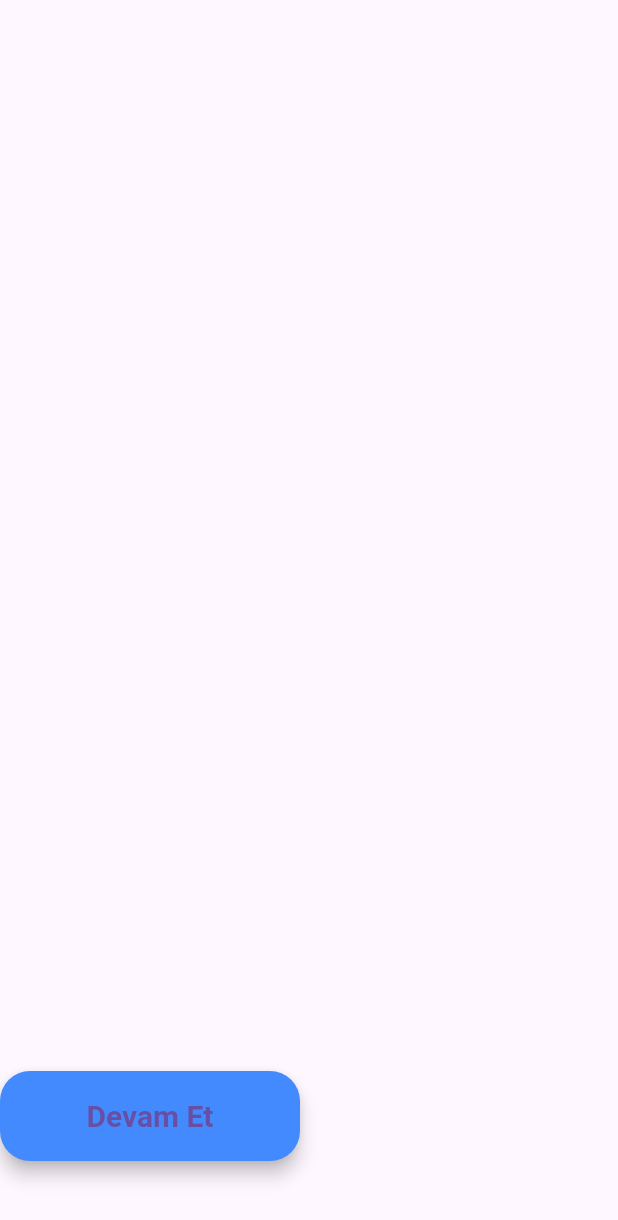
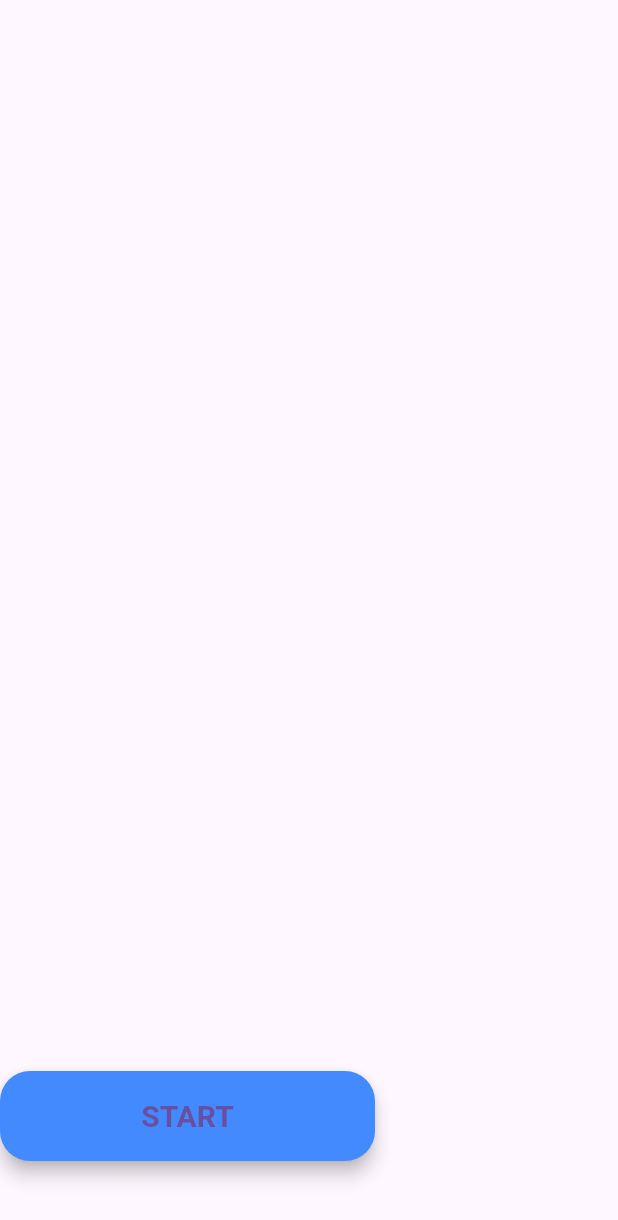
Before and after one commit to Team7466/FRC-Manager, a Flutter app: the screen it shows after launch, on a phone screen of 412 x 824 dp. Shown: the top 1220 px of the screen. Run offline on Flutter 3.47's test engine with Material 3 defaults, Android fonts, the light colour scheme and no system bars.

Commit message:
alignmenthatası

```diff
--- a/lib/main.dart
+++ b/lib/main.dart
@@ -22,19 +22,19 @@ class LoginPage extends StatelessWidget {
   @override
   Widget build(BuildContext context) {
     return Scaffold(
-      body: Column(
-        mainAxisAlignment: MainAxisAlignment.end, // Aşağıya yasla
-        children: [
-          Padding(
-            padding: const EdgeInsets.only(bottom: 50), // Alttan boşluk
-            child: SizedBox(
-              width: 200,
-              height: 60,
+      body: Padding(
+        padding: const EdgeInsets.only(bottom: 50), // Buton biraz yukarıda dursun
+        child: Column(
+          mainAxisAlignment: MainAxisAlignment.end, // En alta hizala
+          children: [
+            SizedBox(
+              width: 250, // Buton genişliği
+              height: 60, // Buton yüksekliği
               child: ElevatedButton(
                 style: ElevatedButton.styleFrom(
-                  backgroundColor: Colors.blueAccent,
+                  backgroundColor: Colors.blueAccent, // Renk
                   shape: RoundedRectangleBorder(
-                    borderRadius: BorderRadius.circular(20),
+                    borderRadius: BorderRadius.circular(20), // Yuvarlatılmış köşeler
                   ),
                   elevation: 5,
                   textStyle: const TextStyle(
@@ -48,11 +48,11 @@ class LoginPage extends StatelessWidget {
                     MaterialPageRoute(builder: (context) => const EmptyPage()),
                   );
                 },
-                child: const Text("Devam Et"),
+                child: const Text("START"),
               ),
             ),
-          ),
-        ],
+          ],
+        ),
       ),
     );
   }
@@ -64,9 +64,8 @@ class EmptyPage extends StatelessWidget {
   @override
   Widget build(BuildContext context) {
     return Scaffold(
-      appBar: AppBar(title: const Text("Boş Sayfa")),
       body: const Center(
-        child: Text("Burası boş bir ekran"),
+        child: Text("Oyun içi ekran olacak burası"),
       ),
     );
   }
```
